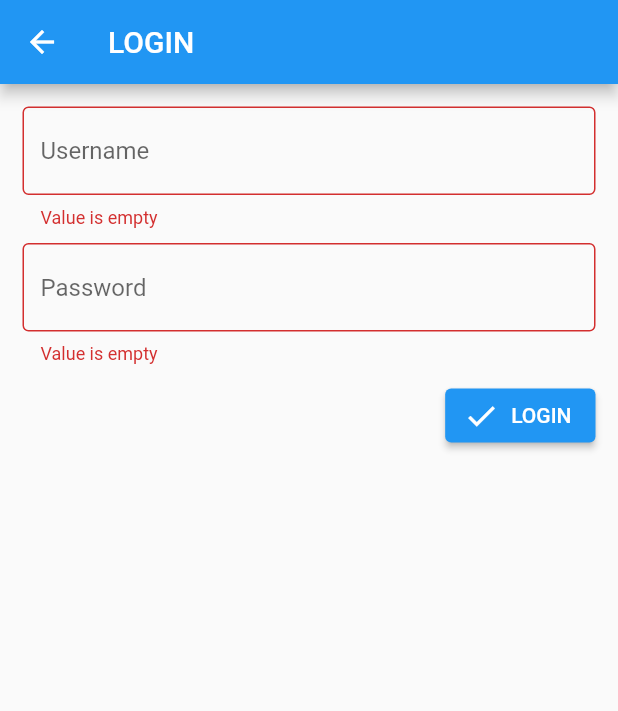
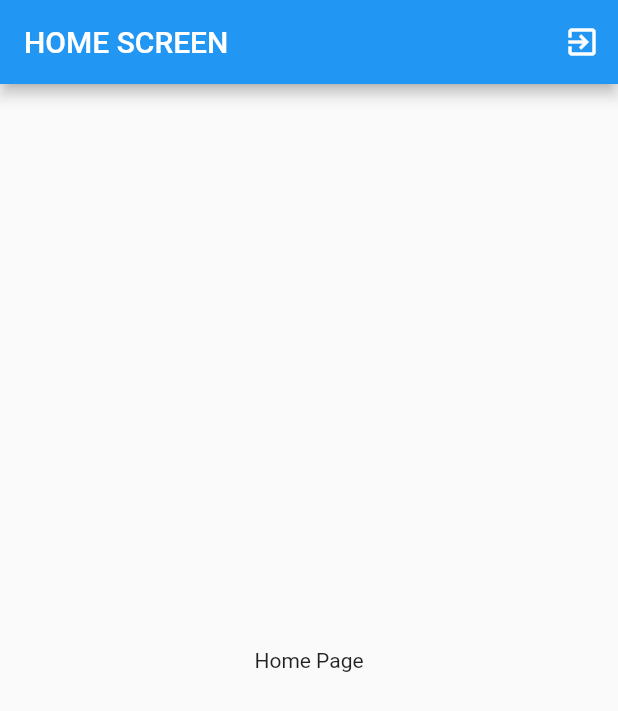
Before and after one commit to Shahanaj2000/Flutter_Brototype, a Flutter app: the screen it shows after launch, after a tap on "LOGIN", on a phone screen of 412 x 824 dp. Shown: the top 711 px of the screen. Run offline on Flutter 3.47's test engine with Material 2 defaults, Android fonts, the phone set to English and light mode, and no system bars; our stand-ins replace shared_preferences.

Commit message:
Reverting to a22cad9182fae98b2a6576558ca00891e51ae103

```diff
--- /dev/null
+++ b/lib/Screens/Home_Screen.dart
@@ -0,0 +1,33 @@
+import 'package:flutter/material.dart';
+import 'package:flutter/src/widgets/container.dart';
+import 'package:flutter/src/widgets/framework.dart';
+import 'package:my_titorials/Screens/Login_Screen.dart';
+import 'package:my_titorials/main.dart';
+import 'package:shared_preferences/shared_preferences.dart';
+
+class ScreenHome extends StatelessWidget {
+  const ScreenHome({super.key});
+
+  @override
+  Widget build(BuildContext context) {
+    return Scaffold(
+      appBar: AppBar(
+        title: const Text("HOME SCREEN"),
+        actions: [
+          IconButton(onPressed: () { signout(context);}, icon: Icon(Icons.exit_to_app)),
+        ],
+      ),
+      body: const Center(
+        child: Text("Home Page"),
+      ),
+    );
+  }
+  //? Sigout Fn
+  signout(BuildContext ctx) async{
+
+    final _sharePrefs = await SharedPreferences.getInstance();
+    await _sharePrefs.clear();
+
+    Navigator.of(ctx).pushAndRemoveUntil(MaterialPageRoute(builder: (ctx1) => ScreenLogin()), (route) => false);
+  }
+}
--- a/lib/Screens/Login_Screen.dart
+++ b/lib/Screens/Login_Screen.dart
@@ -2,6 +2,9 @@
 import 'package:flutter/material.dart';
 import 'package:flutter/src/widgets/container.dart';
 import 'package:flutter/src/widgets/framework.dart';
+import 'package:my_titorials/Screens/Home_Screen.dart';
+import 'package:shared_preferences/shared_preferences.dart';
+import 'package:my_titorials/main.dart';
 
 class ScreenLogin extends StatefulWidget {
   ScreenLogin({super.key});
@@ -114,14 +117,18 @@ class _ScreenLoginState extends State<ScreenLogin> {
     );
   }
 
-  void checkLogin(BuildContext ctx) {
+  void checkLogin(BuildContext ctx) async {
     final _password = _usernameController.text;
     final _username = _passwordController.text;
 
     if (_username == _password) {
-      //Go to Home page
+      //print("Username and password match");
+
+      final _sharePrefs = await SharedPreferences.getInstance();
+      await _sharePrefs.setBool(SAVE_KEY_NAME, true);
+      Navigator.of(ctx).pushReplacement(MaterialPageRoute(builder: (ctx1) => ScreenHome()));
     } else {
-
+      print("Username and password doesnot match");
     }
   }
 }
--- a/lib/main.dart
+++ b/lib/main.dart
@@ -1,5 +1,7 @@
 import 'package:flutter/material.dart';
 import 'package:my_titorials/Screens/Splash_screen.dart';
+
+const SAVE_KEY_NAME = 'userLoggedIn';
 
 void main() {
   runApp(const MyApp());
```
Also changed, not shown: lib/Screens/Splash_screen.dart (+16 -1 lines), pubspec.yaml (+29 -36 lines), pubspec.lock, 1 other file.
